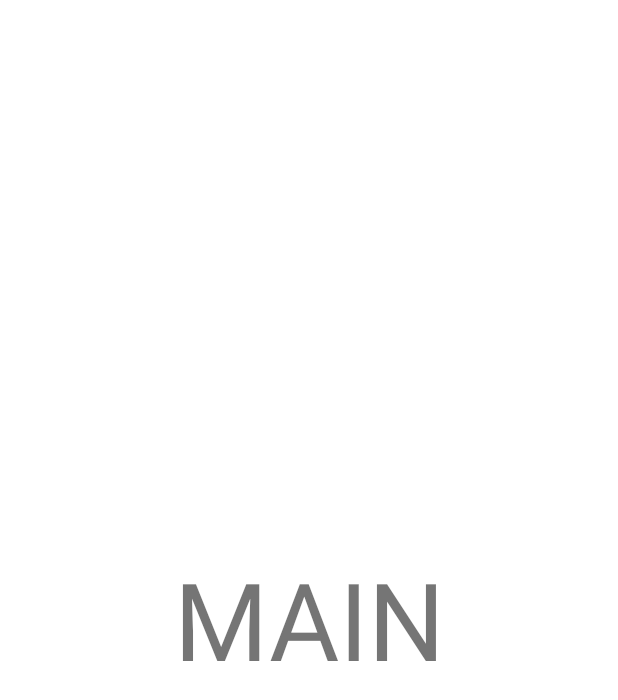
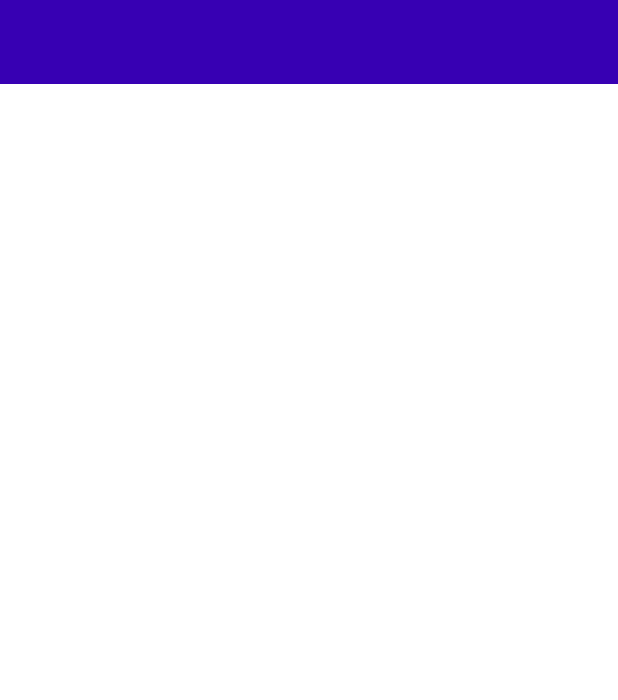
Before and after one commit to khodchenko/FitProject, an Android app: the layout fragment_main.xml on its own in the app's theme, with its tools: preview values and no code run, on a phone screen of 412 x 824 dp. Shown: the top 700 px of the screen. Run offline under Robolectric (Android 15) with nearby library versions, the phone set to English and light mode, and no system bars.

Commit message:
added xml drawer

```diff
--- a/app/src/main/java/com/example/fitproject/screens/MainFragment.kt
+++ b/app/src/main/java/com/example/fitproject/screens/MainFragment.kt
@@ -15,8 +15,8 @@ class MainFragment:Fragment (R.layout.fragment_main){
     override fun onViewCreated(view: View, savedInstanceState: Bundle?) {
         super.onViewCreated(view, savedInstanceState)
 
-        view.findViewById<AppCompatTextView>(R.id.mainNameTextView).text = arguments?.getString(
-            userNameKey)
+        //view.findViewById<AppCompatTextView>(R.id.mainNameTextView).text = arguments?.getString(
+       //     userNameKey)
     }
 
 
--- /dev/null
+++ b/app/src/main/res/drawable/ic_one.xml
@@ -0,0 +1,5 @@
+<vector android:height="24dp" android:tint="#FFFFFF"
+    android:viewportHeight="24" android:viewportWidth="24"
+    android:width="24dp" xmlns:android="http://schemas.android.com/apk/res/android">
+    <path android:fillColor="@android:color/white" android:pathData="M19,3L5,3c-1.1,0 -2,0.9 -2,2v14c0,1.1 0.9,2 2,2h14c1.1,0 2,-0.9 2,-2L21,5c0,-1.1 -0.9,-2 -2,-2zM14,17h-2L12,9h-2L10,7h4v10z"/>
+</vector>
--- /dev/null
+++ b/app/src/main/res/drawable/ic_three.xml
@@ -0,0 +1,5 @@
+<vector android:height="24dp" android:tint="#FFFFFF"
+    android:viewportHeight="24" android:viewportWidth="24"
+    android:width="24dp" xmlns:android="http://schemas.android.com/apk/res/android">
+    <path android:fillColor="@android:color/white" android:pathData="M19.01,3h-14c-1.1,0 -2,0.9 -2,2v14c0,1.1 0.9,2 2,2h14c1.1,0 2,-0.9 2,-2L21.01,5c0,-1.1 -0.9,-2 -2,-2zM15.01,10.5c0,0.83 -0.67,1.5 -1.5,1.5 0.83,0 1.5,0.67 1.5,1.5L15.01,15c0,1.11 -0.9,2 -2,2h-4v-2h4v-2h-2v-2h2L13.01,9h-4L9.01,7h4c1.1,0 2,0.89 2,2v1.5z"/>
+</vector>
--- /dev/null
+++ b/app/src/main/res/drawable/ic_two.xml
@@ -0,0 +1,5 @@
+<vector android:height="24dp" android:tint="#FFFFFF"
+    android:viewportHeight="24" android:viewportWidth="24"
+    android:width="24dp" xmlns:android="http://schemas.android.com/apk/res/android">
+    <path android:fillColor="@android:color/white" android:pathData="M19,3L5,3c-1.1,0 -2,0.9 -2,2v14c0,1.1 0.9,2 2,2h14c1.1,0 2,-0.9 2,-2L21,5c0,-1.1 -0.9,-2 -2,-2zM15,11c0,1.11 -0.9,2 -2,2h-2v2h4v2L9,17v-4c0,-1.11 0.9,-2 2,-2h2L13,9L9,9L9,7h4c1.1,0 2,0.89 2,2v2z"/>
+</vector>
--- a/app/src/main/res/layout/activity_main.xml
+++ b/app/src/main/res/layout/activity_main.xml
@@ -16,6 +16,9 @@
         app:layout_constraintBottom_toBottomOf="parent"
         app:layout_constraintLeft_toLeftOf="parent"
         app:layout_constraintRight_toRightOf="parent"
-        app:layout_constraintTop_toTopOf="parent" />
+        app:layout_constraintTop_toTopOf="parent">
+
+    </androidx.fragment.app.FragmentContainerView>
+
 
 </androidx.constraintlayout.widget.ConstraintLayout>
--- a/app/src/main/res/layout/fragment_main.xml
+++ b/app/src/main/res/layout/fragment_main.xml
@@ -1,20 +1,28 @@
 <?xml version="1.0" encoding="utf-8"?>
-<androidx.constraintlayout.widget.ConstraintLayout xmlns:android="http://schemas.android.com/apk/res/android"
+<androidx.drawerlayout.widget.DrawerLayout xmlns:android="http://schemas.android.com/apk/res/android"
     xmlns:app="http://schemas.android.com/apk/res-auto"
     android:layout_width="match_parent"
     android:layout_height="match_parent">
 
-    <androidx.appcompat.widget.AppCompatTextView
-        android:id="@+id/mainNameTextView"
+    <androidx.constraintlayout.widget.ConstraintLayout
+        android:layout_width="match_parent"
+        android:layout_height="match_parent">
+
+        <include
+            layout="@layout/toolbar"
+            android:layout_width="match_parent"
+            android:layout_height="wrap_content" />
+
+    </androidx.constraintlayout.widget.ConstraintLayout>
+
+    <com.google.android.material.navigation.NavigationView
+        android:id="@+id/nvView"
         android:layout_width="wrap_content"
-        android:layout_height="wrap_content"
-        android:text="@string/main"
-        android:textSize="72sp"
-        app:layout_constraintBottom_toBottomOf="parent"
-        app:layout_constraintEnd_toEndOf="parent"
-        app:layout_constraintHorizontal_bias="0.5"
-        app:layout_constraintStart_toStartOf="parent"
-        app:layout_constraintTop_toTopOf="parent" />
+        android:layout_height="match_parent"
+        android:layout_gravity="start"
+        android:background="@android:color/white"
+        app:menu="@menu/drawer_view" />
 
 
-</androidx.constraintlayout.widget.ConstraintLayout>
+
+</androidx.drawerlayout.widget.DrawerLayout>
--- /dev/null
+++ b/app/src/main/res/layout/toolbar.xml
@@ -0,0 +1,12 @@
+<?xml version="1.0" encoding="utf-8"?>
+<androidx.appcompat.widget.Toolbar
+    xmlns:android="http://schemas.android.com/apk/res/android"
+    xmlns:app="http://schemas.android.com/apk/res-auto"
+    android:id="@+id/toolbar"
+    android:layout_height="wrap_content"
+    android:layout_width="match_parent"
+    android:fitsSystemWindows="true"
+    android:minHeight="?attr/actionBarSize"
+    app:theme="@style/ThemeOverlay.AppCompat.Dark.ActionBar"
+    android:background="?attr/colorPrimaryDark">
+</androidx.appcompat.widget.Toolbar>
--- /dev/null
+++ b/app/src/main/res/menu/drawer_view.xml
@@ -0,0 +1,31 @@
+<?xml version="1.0" encoding="utf-8"?>
+<menu xmlns:android="http://schemas.android.com/apk/res/android">
+
+    <group android:checkableBehavior="single">
+        <item
+            android:id="@+id/nav_first_fragment"
+            android:icon="@drawable/ic_one"
+            android:title="First" />
+        <item
+            android:id="@+id/nav_second_fragment"
+            android:icon="@drawable/ic_two"
+            android:title="Second" />
+        <item
+            android:id="@+id/nav_third_fragment"
+            android:icon="@drawable/ic_three"
+            android:title="Third" />
+    </group>
+
+    <item android:title="Sub items">
+        <menu>
+            <group android:checkableBehavior="single">
+                <item
+                    android:icon="@drawable/ic_one"
+                    android:title="Sub item 1" />
+                <item
+                    android:icon="@drawable/ic_two"
+                    android:title="Sub item 2" />
+            </group>
+        </menu>
+    </item>
+</menu>
--- a/app/src/main/res/menu/main_menu.xml
+++ /dev/null
@@ -1,7 +0,0 @@
-<?xml version="1.0" encoding="utf-8"?>
-<menu xmlns:android="http://schemas.android.com/apk/res/android">
-<item
-    android:id="@+id/item1"
-    android:title="item 1"
-    />
-</menu>
```
